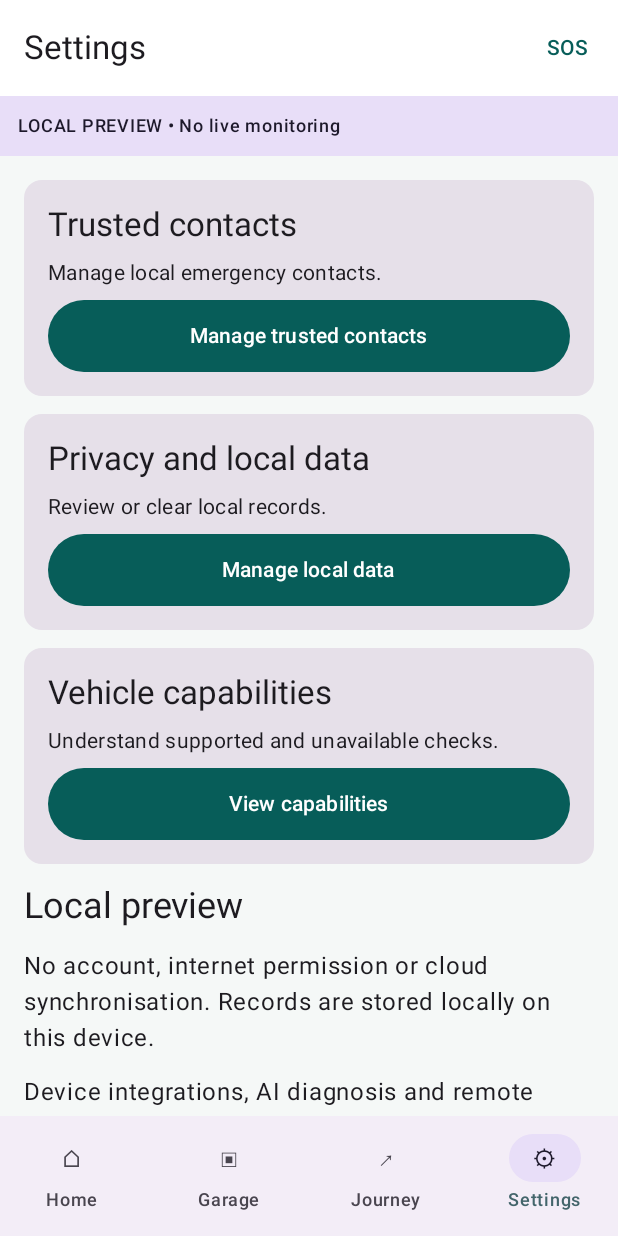
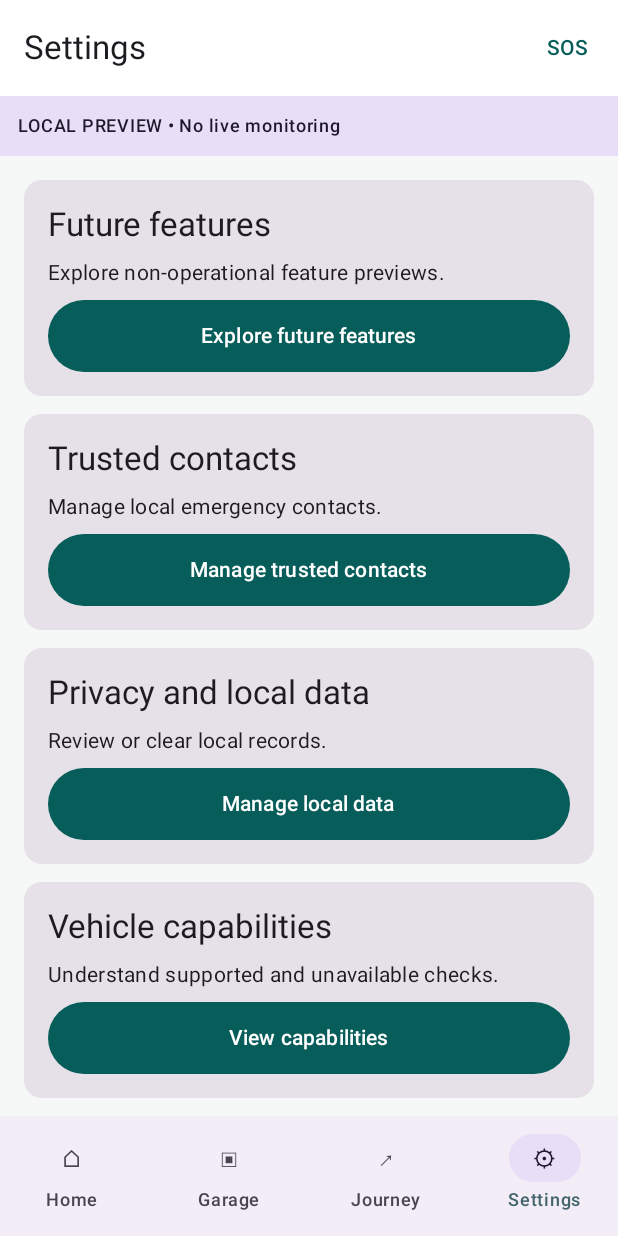
Before and after one commit to ramumutha/tripguard, an Android app built with Jetpack Compose: the screen it shows after launch (MainActivity), item 4 of the bottom bar chosen, on a phone screen of 412 x 824 dp. Run offline under Robolectric (Android 15) with nearby library versions, the phone set to English and light mode, and no system bars; our stand-ins replace Room's generated code.

Commit message:
feat(android): expose connected feature previews through catalogue [skip ci]

```diff
--- a/android/app/src/main/kotlin/com/spenmer/tripguard/MainActivity.kt
+++ b/android/app/src/main/kotlin/com/spenmer/tripguard/MainActivity.kt
@@ -92,7 +92,7 @@ class TripGuardViewModel(application: Application) : AndroidViewModel(applicatio
     fun removeContact(id: String, after: () -> Unit) = change(after) { dao.deleteContact(id) }
     fun clearPreview(after: () -> Unit) = change(after) { dao.clearAll() }
 }
-enum class Page(val title: String) { RC_CAPTURE("RC capture"), VISUAL_CAPTURE("Visual capture"), CONTACTS("Trusted contacts"), PREPARE("Journey preparedness"), REST_STOP("Rest-stop check"), WELCOME("Welcome"), CAPABILITIES("Vehicle capabilities"), PRIVACY("Privacy and local data"), HOME("Home"), GARAGE("Garage"), ADD("Vehicle profile"),
+enum class Page(val title: String) { FEATURES("Feature catalogue"), FEATURE("Feature preview"), RC_CAPTURE("RC capture"), VISUAL_CAPTURE("Visual capture"), CONTACTS("Trusted contacts"), PREPARE("Journey preparedness"), REST_STOP("Rest-stop check"), WELCOME("Welcome"), CAPABILITIES("Vehicle capabilities"), PRIVACY("Privacy and local data"), HOME("Home"), GARAGE("Garage"), ADD("Vehicle profile"),
     INSPECTION("Safety inspection"), HISTORY("Inspection history"), JOURNEY("Journey"),
     RESCUE("Emergency assistance"), SETTINGS("Settings") }
 
@@ -102,8 +102,10 @@ fun TripGuard(vm: TripGuardViewModel = viewModel()) {
     var page by rememberSaveable { mutableStateOf(Page.WELCOME) }
     var selectedId by rememberSaveable { mutableStateOf<String?>(null) }
     var editingId by rememberSaveable { mutableStateOf<String?>(null) }
+    var feature by rememberSaveable { mutableStateOf(Feature.GUARDIAN) }
+    val openFeature: (Feature) -> Unit = { feature = it; page = Page.FEATURE }
     val navigate: (Page) -> Unit = { page = it }
-    BackHandler(page != Page.HOME) { page = when (page) { Page.ADD -> Page.GARAGE; Page.RC_CAPTURE -> Page.GARAGE; Page.VISUAL_CAPTURE -> Page.INSPECTION; Page.PREPARE, Page.REST_STOP -> Page.JOURNEY; Page.CONTACTS -> Page.RESCUE; else -> Page.HOME } }
+    BackHandler(page != Page.HOME) { page = when (page) { Page.FEATURE -> Page.FEATURES; Page.FEATURES -> Page.SETTINGS; Page.ADD -> Page.GARAGE; Page.RC_CAPTURE -> Page.GARAGE; Page.VISUAL_CAPTURE -> Page.INSPECTION; Page.PREPARE, Page.REST_STOP -> Page.JOURNEY; Page.CONTACTS -> Page.RESCUE; else -> Page.HOME } }
     Scaffold(
         topBar = { TopAppBar(title = { Text(if (page == Page.HOME) "TripGuard" else page.title) },
             actions = { if (page != Page.RESCUE) TextButton(onClick = { page = Page.RESCUE }) { Text("SOS") } }) },
@@ -129,6 +131,8 @@ fun TripGuard(vm: TripGuardViewModel = viewModel()) {
                     Column(Modifier.padding(16.dp)) { Text("Local storage is loading or unavailable."); if (vm.failure != null) Text("Restart the app to retry.") }
                 } else when(page) {
                     Page.HOME -> Home(vm.vehicles.size, navigate)
+                    Page.FEATURES -> FeatureCatalogue(openFeature)
+                    Page.FEATURE -> FeaturePreview(feature, openFeature) { page = Page.FEATURES }
                     Page.GARAGE -> Garage(vm.vehicles, { editingId = null; page = Page.ADD }, { page = Page.RC_CAPTURE },
                         { editingId = it.id; page = Page.ADD }, { selectedId = it.id; page = Page.INSPECTION })
                     Page.ADD -> VehicleForm(vm.vehicles.firstOrNull { it.id == editingId }, {
@@ -145,7 +149,7 @@ fun TripGuard(vm: TripGuardViewModel = viewModel()) {
                     Page.REST_STOP -> RestStop { selectedId = null; page = Page.INSPECTION }
                     Page.CONTACTS -> TrustedContacts(vm.contacts, vm.busy, vm::saveContact, vm::removeContact)
                     Page.RESCUE -> Rescue { page = Page.CONTACTS }
-                    Page.SETTINGS -> Settings({ page = Page.PRIVACY }, { page = Page.CAPABILITIES }, { page = Page.CONTACTS })
+                    Page.SETTINGS -> Settings({ page = Page.PRIVACY }, { page = Page.CAPABILITIES }, { page = Page.CONTACTS }, { page = Page.FEATURES })
                     Page.WELCOME -> Welcome { page = Page.HOME }
                     Page.CAPABILITIES -> Capabilities()
                     Page.PRIVACY -> Privacy { vm.clearPreview { selectedId = null; editingId = null; page = Page.HOME } }
@@ -182,6 +186,7 @@ private fun Home(count: Int, navigate: (Page) -> Unit) = Body {
     item { ActionCard("My journey", "Record a destination and prepare before departure.", "Plan journey") { navigate(Page.JOURNEY) } }
     item { ActionCard("Vehicle health", "Review observations stored on this device.", "View history") { navigate(Page.HISTORY) } }
     item { ActionCard("Emergency assistance", "Access guidance without signing in.", "Open emergency assistance") { navigate(Page.RESCUE) } }
+    item { ActionCard("Future features", "Explore clearly labelled previews of connected services.", "Explore future features") { navigate(Page.FEATURES) } }
 }
 @Composable
 private fun Garage(vehicles: List<Vehicle>, add: () -> Unit, capture: () -> Unit, edit: (Vehicle) -> Unit, inspect: (Vehicle) -> Unit) = Body {
@@ -368,7 +373,8 @@ private fun Rescue(contacts: () -> Unit) {
     }
 }
 @Composable
-private fun Settings(privacy: () -> Unit, capabilities: () -> Unit, contacts: () -> Unit) = Body {
+private fun Settings(privacy: () -> Unit, capabilities: () -> Unit, contacts: () -> Unit, features: () -> Unit) = Body {
+    item { ActionCard("Future features", "Explore non-operational feature previews.", "Explore future features", features) }
     item { ActionCard("Trusted contacts", "Manage local emergency contacts.", "Manage trusted contacts", contacts) }
     item { ActionCard("Privacy and local data", "Review or clear local records.", "Manage local data", privacy) }
     item { ActionCard("Vehicle capabilities", "Understand supported and unavailable checks.", "View capabilities", capabilities) }
```
